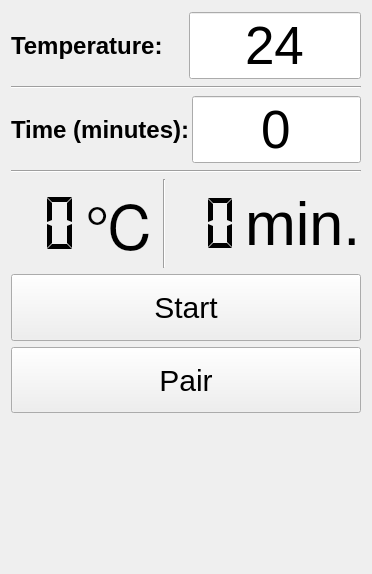
The window that mainwindow.ui (vanya1301/acetone-bath-Qt-part) describes before a commit, drawn with Qt 5.
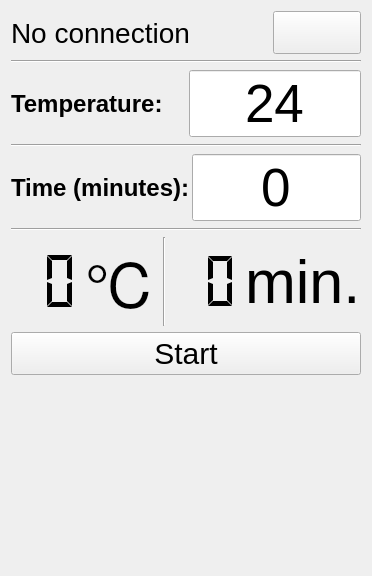
The same window after the commit.

Commit message: Interface, and check connection changes

Patch:
```diff
--- a/mainwindow.ui
+++ b/mainwindow.ui
@@ -27,6 +27,65 @@
     </sizepolicy>
    </property>
    <layout class="QVBoxLayout" name="verticalLayout_2">
+    <item>
+     <layout class="QHBoxLayout" name="horizontalLayout_4">
+      <property name="sizeConstraint">
+       <enum>QLayout::SetMaximumSize</enum>
+      </property>
+      <item>
+       <widget class="QLabel" name="BluetoothDeviceNameLabel">
+        <property name="sizePolicy">
+         <sizepolicy hsizetype="Minimum" vsizetype="Minimum">
+          <horstretch>0</horstretch>
+          <verstretch>0</verstretch>
+         </sizepolicy>
+        </property>
+        <property name="font">
+         <font>
+          <pointsize>21</pointsize>
+         </font>
+        </property>
+        <property name="text">
+         <string>No connection</string>
+        </property>
+       </widget>
+      </item>
+      <item>
+       <widget class="QPushButton" name="PairButton">
+        <property name="enabled">
+         <bool>true</bool>
+        </property>
+        <property name="sizePolicy">
+         <sizepolicy hsizetype="Maximum" vsizetype="Minimum">
+          <horstretch>0</horstretch>
+          <verstretch>0</verstretch>
+         </sizepolicy>
+        </property>
+        <property name="font">
+         <font>
+          <pointsize>-1</pointsize>
+         </font>
+        </property>
+        <property name="contextMenuPolicy">
+         <enum>Qt::DefaultContextMenu</enum>
+        </property>
+        <property name="styleSheet">
+         <string notr="true">font-size:30px;</string>
+        </property>
+        <property name="text">
+         <string/>
+        </property>
+       </widget>
+      </item>
+     </layout>
+    </item>
+    <item>
+     <widget class="Line" name="line_4">
+      <property name="orientation">
+       <enum>Qt::Horizontal</enum>
+      </property>
+     </widget>
+    </item>
     <item>
      <layout class="QVBoxLayout" name="TempLayout">
       <item>
@@ -324,30 +383,6 @@
       </property>
      </widget>
     </item>
-    <item>
-     <widget class="QPushButton" name="PairButton">
-      <property name="sizePolicy">
-       <sizepolicy hsizetype="Minimum" vsizetype="Minimum">
-        <horstretch>0</horstretch>
-        <verstretch>0</verstretch>
-       </sizepolicy>
-      </property>
-      <property name="font">
-       <font>
-        <pointsize>-1</pointsize>
-       </font>
-      </property>
-      <property name="contextMenuPolicy">
-       <enum>Qt::DefaultContextMenu</enum>
-      </property>
-      <property name="styleSheet">
-       <string notr="true">font-size:30px;</string>
-      </property>
-      <property name="text">
-       <string>Pair</string>
-      </property>
-     </widget>
-    </item>
     <item>
      <spacer name="verticalSpacer">
       <property name="orientation">
@@ -359,7 +394,7 @@
       <property name="sizeHint" stdset="0">
        <size>
         <width>20</width>
-        <height>150</height>
+        <height>190</height>
        </size>
       </property>
      </spacer>
```
The commit also changes 5 other files.
